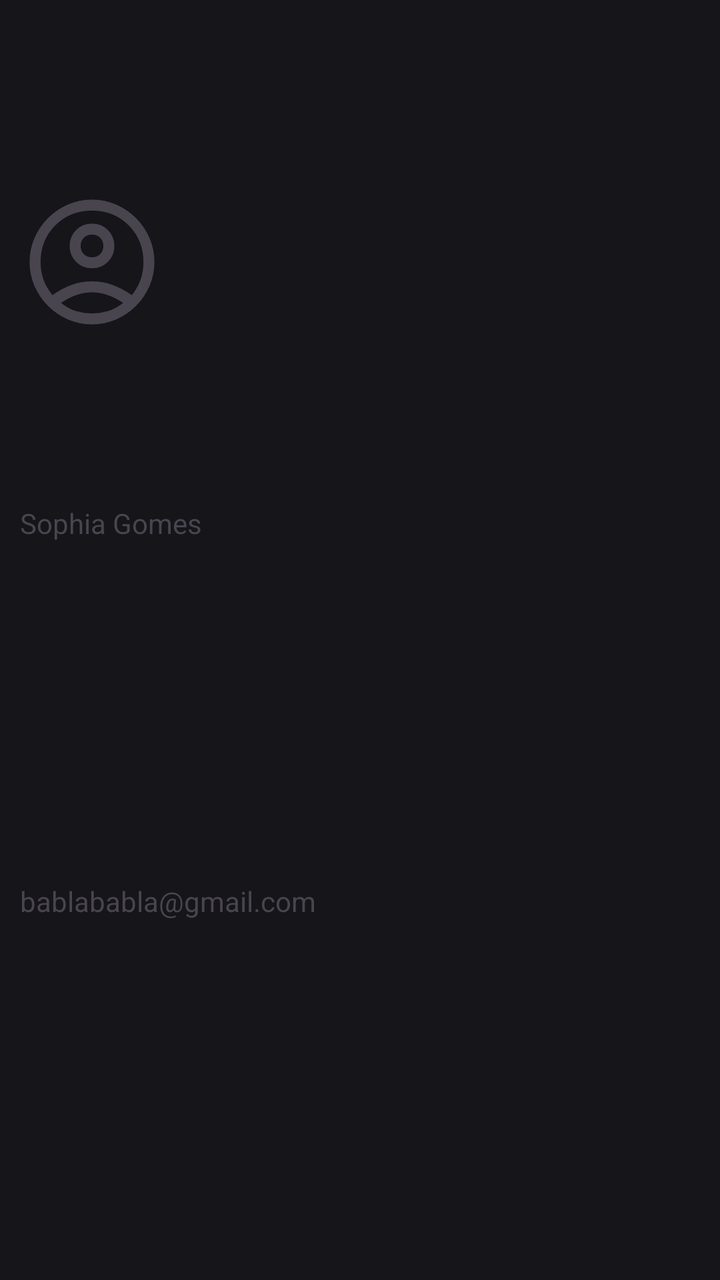
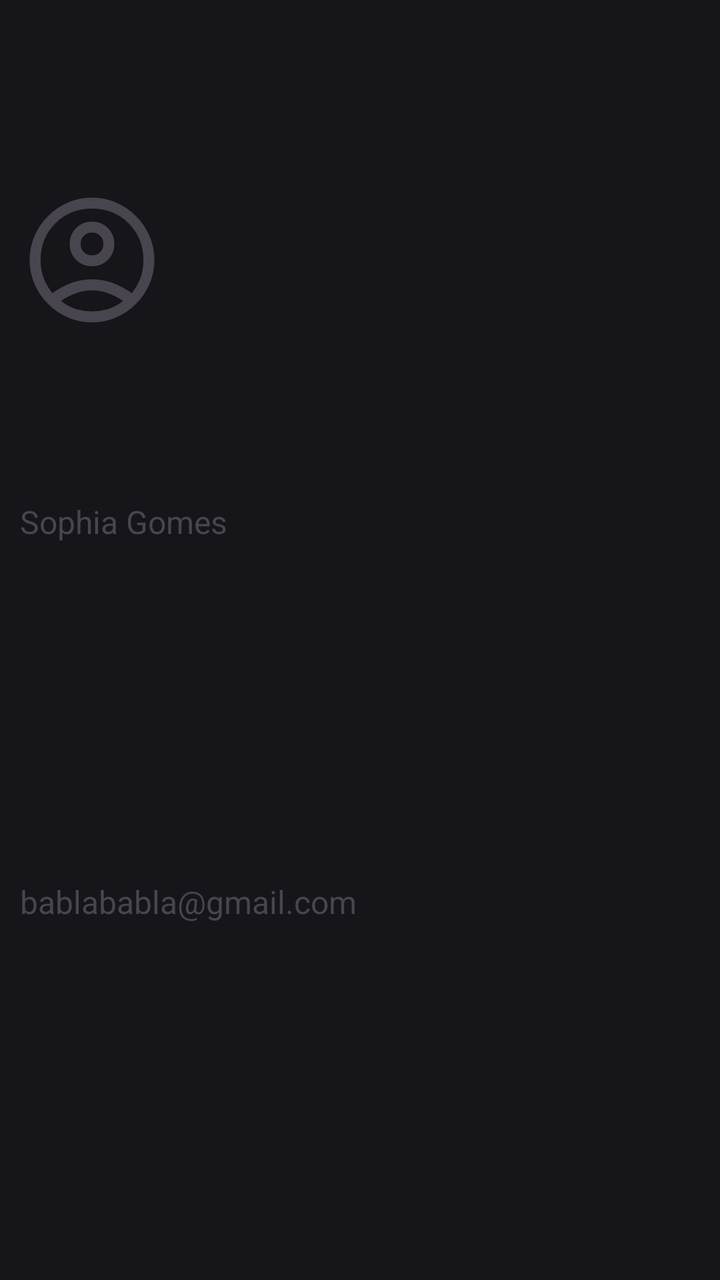

Screens rendered from an Android XML layout before and after an edit, with the pre-edit source and the edit as a unified diff.
<!-- AndroidManifest.xml: application theme Theme.ProjetoPDMII -->
<!-- res/layout/cabecalho.xml -->
<?xml version="1.0" encoding="utf-8"?>
<LinearLayout xmlns:android="http://schemas.android.com/apk/res/android"
    xmlns:app="http://schemas.android.com/apk/res-auto"
    android:layout_width="match_parent"
    android:layout_height="180dp"
    android:background="#15151A"
    android:gravity="bottom"
    android:orientation="vertical"
    android:padding="10dp">

    <ImageView
        android:id="@+id/imageView8"
        android:layout_width="72dp"
        android:layout_height="72dp"
        android:layout_weight="1"
        app:srcCompat="@drawable/account_circle_48px" />

    <TextView
        android:id="@+id/textView5"
        android:layout_width="wrap_content"
        android:layout_height="wrap_content"
        android:layout_weight="1"
        android:text="@string/name" />

    <TextView
        android:id="@+id/textView6"
        android:layout_width="wrap_content"
        android:layout_height="wrap_content"
        android:layout_weight="1"
        android:text="@string/email" />
</LinearLayout>
<!-- resources referenced by this layout -->
<resources>
  <!-- drawable account_circle_48px (drawable) -->
  <vector xmlns:android="http://schemas.android.com/apk/res/android"
      android:width="48dp"
      android:height="48dp"
      android:viewportWidth="960"
      android:viewportHeight="960"
      android:tint="?attr/colorControlNormal">
    <path
        android:fillColor="@android:color/white"
        android:pathData="M216,701Q280,656 344,632.5Q408,609 480,609Q552,609 616,632.5Q680,656 746,701Q789,645 806,592Q823,539 823,480Q823,334 724.5,235.5Q626,137 480,137Q334,137 235.5,235.5Q137,334 137,480Q137,539 154.5,592Q172,645 216,701ZM374,479Q331,436 331,373Q331,310 374,267Q417,224 480,224Q543,224 586,267Q629,310 629,373Q629,436 586,479Q543,522 480,522Q417,522 374,479ZM480,896Q395,896 319.5,863Q244,830 187,773Q130,716 97,640.5Q64,565 64,480Q64,395 97,319.5Q130,244 187,187Q244,130 319.5,97Q395,64 480,64Q565,64 640.5,97Q716,130 773,187Q830,244 863,319.5Q896,395 896,480Q896,565 863,640.5Q830,716 773,773Q716,830 640.5,863Q565,896 480,896ZM584.5,808Q636,793 688,753Q636,718 583.5,700Q531,682 480,682Q429,682 376.5,700Q324,718 273,753Q324,793 375.5,808Q427,823 480,823Q533,823 584.5,808ZM534.5,427.5Q556,406 556,373Q556,340 534.5,318.5Q513,297 480,297Q447,297 425.5,318.5Q404,340 404,373Q404,406 425.5,427.5Q447,449 480,449Q513,449 534.5,427.5ZM480,373Q480,373 480,373Q480,373 480,373Q480,373 480,373Q480,373 480,373Q480,373 480,373Q480,373 480,373Q480,373 480,373Q480,373 480,373ZM480,752Q480,752 480,752Q480,752 480,752Q480,752 480,752Q480,752 480,752Q480,752 480,752Q480,752 480,752Q480,752 480,752Q480,752 480,752Z"/>
  </vector>
  <string name="email">bablababla@gmail.com </string>
  <string name="name">Sophia Gomes </string>
  <style name="Theme.ProjetoPDMII" parent="Base.Theme.ProjetoPDMII" />
  <style name="Base.Theme.ProjetoPDMII" parent="Theme.Material3.DayNight.NoActionBar">
          
          
      </style>
</resources>

<!-- the commit's change to res/layout/cabecalho.xml (unified diff, before → after) -->
@@ -20,12 +20,14 @@
         android:layout_width="wrap_content"
         android:layout_height="wrap_content"
         android:layout_weight="1"
-        android:text="@string/name" />
+        android:text="@string/name"
+        android:textSize="16sp" />
 
     <TextView
         android:id="@+id/textView6"
         android:layout_width="wrap_content"
         android:layout_height="wrap_content"
         android:layout_weight="1"
-        android:text="@string/email" />
+        android:text="@string/email"
+        android:textSize="16sp" />
 </LinearLayout>
